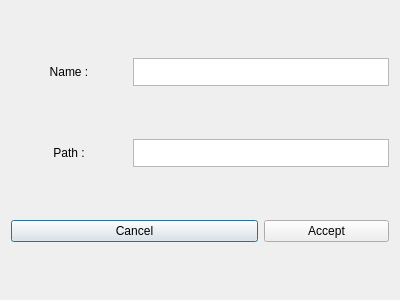
Before: the Qt Designer form ui/ui_setups/import_texture.ui in AnthonySTZ/AssetManager, drawn with Qt 5.
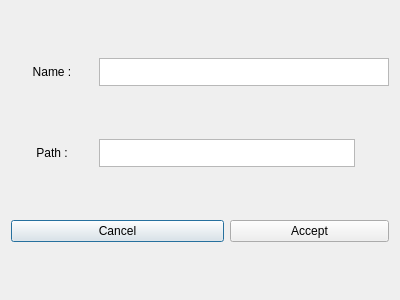
After: the same form once the commit is applied. Icons and pictures are not drawn.

Commit message: add texture path and add ui elements

```diff
--- a/ui/ui_setups/import_texture.ui
+++ b/ui/ui_setups/import_texture.ui
@@ -16,8 +16,8 @@
   <layout class="QHBoxLayout" name="horizontalLayout">
    <item>
     <layout class="QGridLayout" name="gridLayout">
-     <item row="0" column="1" colspan="2">
-      <widget class="QTextEdit" name="name_te">
+     <item row="1" column="1" colspan="2">
+      <widget class="QTextEdit" name="path_te">
        <property name="maximumSize">
         <size>
          <width>16777215</width>
@@ -30,6 +30,9 @@
        <property name="horizontalScrollBarPolicy">
         <enum>Qt::ScrollBarAlwaysOff</enum>
        </property>
+       <property name="lineWrapMode">
+        <enum>QTextEdit::NoWrap</enum>
+       </property>
       </widget>
      </item>
      <item row="0" column="0">
@@ -42,29 +45,6 @@
        </property>
       </widget>
      </item>
-     <item row="1" column="1" colspan="2">
-      <widget class="QTextEdit" name="path_te">
-       <property name="maximumSize">
-        <size>
-         <width>16777215</width>
-         <height>28</height>
-        </size>
-       </property>
-       <property name="verticalScrollBarPolicy">
-        <enum>Qt::ScrollBarAlwaysOff</enum>
-       </property>
-       <property name="horizontalScrollBarPolicy">
-        <enum>Qt::ScrollBarAlwaysOff</enum>
-       </property>
-      </widget>
-     </item>
-     <item row="2" column="0" colspan="2">
-      <widget class="QPushButton" name="cancel_btn">
-       <property name="text">
-        <string>Cancel</string>
-       </property>
-      </widget>
-     </item>
      <item row="1" column="0">
       <widget class="QLabel" name="label_2">
        <property name="text">
@@ -75,7 +55,65 @@
        </property>
       </widget>
      </item>
-     <item row="2" column="2">
+     <item row="2" column="0" colspan="2">
+      <widget class="QPushButton" name="cancel_btn">
+       <property name="text">
+        <string>Cancel</string>
+       </property>
+      </widget>
+     </item>
+     <item row="1" column="3">
+      <widget class="QPushButton" name="file_btn">
+       <property name="maximumSize">
+        <size>
+         <width>28</width>
+         <height>28</height>
+        </size>
+       </property>
+       <property name="cursor">
+        <cursorShape>PointingHandCursor</cursorShape>
+       </property>
+       <property name="styleSheet">
+        <string notr="true">QPushButton{
+	background: transparent;
+
+}</string>
+       </property>
+       <property name="text">
+        <string/>
+       </property>
+       <property name="icon">
+        <iconset resource="../../ressources.qrc">
+         <normaloff>:/icons/ui/ressources/folder.png</normaloff>:/icons/ui/ressources/folder.png</iconset>
+       </property>
+       <property name="iconSize">
+        <size>
+         <width>28</width>
+         <height>28</height>
+        </size>
+       </property>
+       <property name="flat">
+        <bool>true</bool>
+       </property>
+      </widget>
+     </item>
+     <item row="0" column="1" colspan="3">
+      <widget class="QTextEdit" name="name_te">
+       <property name="maximumSize">
+        <size>
+         <width>16777215</width>
+         <height>28</height>
+        </size>
+       </property>
+       <property name="verticalScrollBarPolicy">
+        <enum>Qt::ScrollBarAlwaysOff</enum>
+       </property>
+       <property name="horizontalScrollBarPolicy">
+        <enum>Qt::ScrollBarAlwaysOff</enum>
+       </property>
+      </widget>
+     </item>
+     <item row="2" column="2" colspan="2">
       <widget class="QPushButton" name="accept_btn">
        <property name="text">
         <string>Accept</string>
```
Left out of the diff: 4 changed lines with no effect on the pictures. The commit also changes 10 other files.
